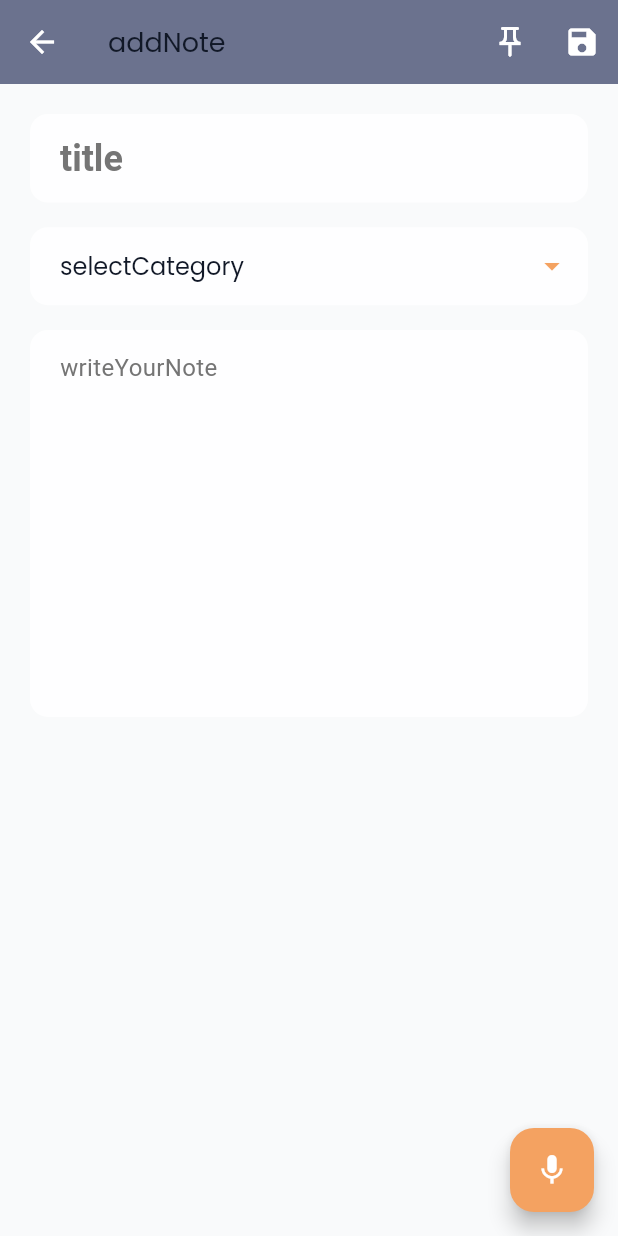
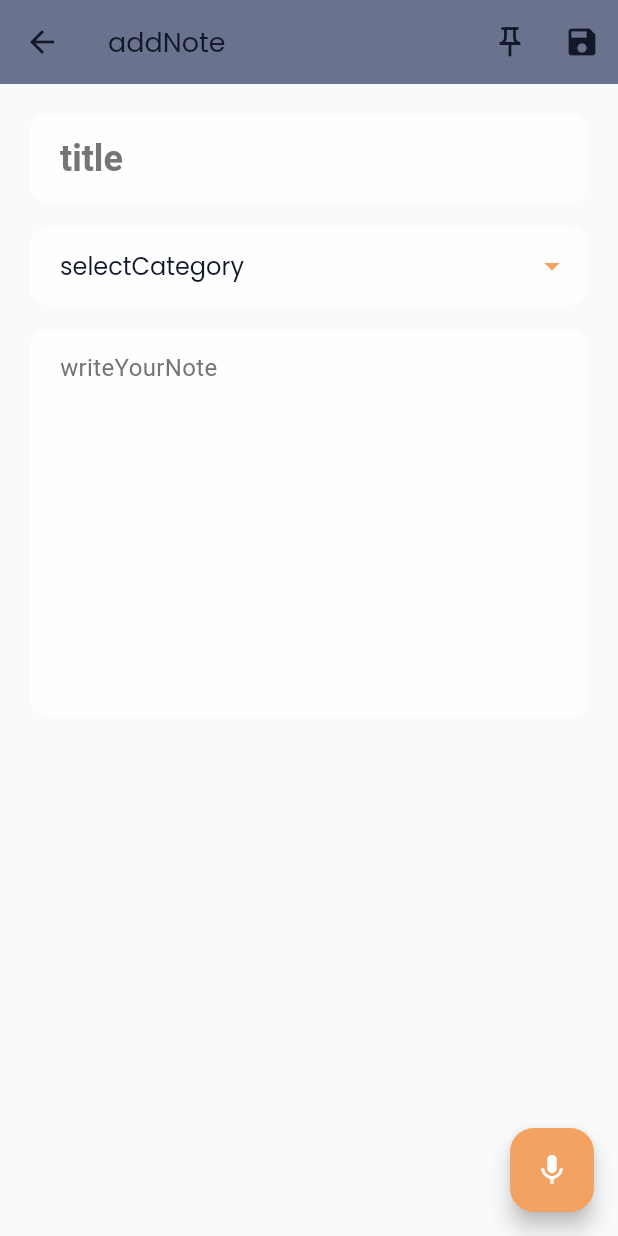
Before and after one commit to MoShehata7920/note, a Flutter app: the screen it shows after launch, after a tap on "addNote", on a phone screen of 412 x 824 dp. Run offline on Flutter 3.47's test engine with Material 3 defaults, Android fonts, the phone set to English and light mode, and no system bars; our stand-ins replace animated_text_kit, easy_localization, flutter_iconly, google_fonts, hive, hive_flutter and 3 more; missing offline and left inert: flutter_sound; accounts and stored records are empty.

Commit message:
settings screen

```diff
--- a/lib/core/theme/app_theme.dart
+++ b/lib/core/theme/app_theme.dart
@@ -17,6 +17,8 @@ class AppTheme {
     appBarTheme: const AppBarTheme(
       backgroundColor: primaryColor,
       foregroundColor: lightSurface,
+      iconTheme: IconThemeData(color: lightText),
+      actionsIconTheme: IconThemeData(color: lightText),
       elevation: 0,
     ),
     floatingActionButtonTheme: const FloatingActionButtonThemeData(
@@ -34,6 +36,7 @@ class AppTheme {
         fontWeight: FontWeight.bold,
         color: lightText,
       ),
+      bodyLarge: TextStyle(fontSize: 18, color: lightText),
       bodyMedium: TextStyle(fontSize: 16, color: lightText),
       bodySmall: TextStyle(fontSize: 12, color: Colors.grey),
     ),
@@ -59,6 +62,11 @@ class AppTheme {
       surface: lightSurface,
       onSurface: lightText,
       brightness: Brightness.light,
+      onPrimary: lightSurface,
+      onSecondary: lightText,
+    ),
+    dialogTheme: DialogThemeData(
+      backgroundColor: lightSurface.withValues(alpha: 0.95),
     ),
   );
 
@@ -69,6 +77,8 @@ class AppTheme {
     appBarTheme: const AppBarTheme(
       backgroundColor: primaryColor,
       foregroundColor: darkText,
+      iconTheme: IconThemeData(color: darkText),
+      actionsIconTheme: IconThemeData(color: darkText),
       elevation: 0,
     ),
     floatingActionButtonTheme: const FloatingActionButtonThemeData(
@@ -86,6 +96,7 @@ class AppTheme {
         fontWeight: FontWeight.bold,
         color: darkText,
       ),
+      bodyLarge: TextStyle(fontSize: 18, color: darkText),
       bodyMedium: TextStyle(fontSize: 16, color: darkText),
       bodySmall: TextStyle(fontSize: 12, color: Colors.grey),
     ),
@@ -107,10 +118,15 @@ class AppTheme {
     ),
     colorScheme: ColorScheme.fromSwatch().copyWith(
       primary: primaryColor,
+      onPrimary: darkText,
       secondary: secondaryColor,
+      onSecondary: darkText,
       surface: darkSurface,
       onSurface: darkText,
       brightness: Brightness.dark,
     ),
+    dialogTheme: DialogThemeData(
+      backgroundColor: darkSurface.withValues(alpha: 0.95),
+    ),
   );
 }
--- a/lib/core/utils/icons_manager.dart
+++ b/lib/core/utils/icons_manager.dart
@@ -28,4 +28,6 @@ class AppIcons {
   static const addNote = Icons.note_add;
   static const audio = IconlyBroken.voice;
   static const sort = Icons.sort;
+  static const lock = IconlyBroken.lock;
+  static const about = Icons.info;
 }
--- a/lib/core/utils/strings_manager.dart
+++ b/lib/core/utils/strings_manager.dart
@@ -41,6 +41,14 @@ class AppStrings {
   static const String settings = "settings";
   static const String darkMode = "darkMode";
   static const String language = "language";
+  static const String general = "general";
+  static const String security = "security";
+  static const String biometricAuth = "biometricAuth";
+  static const String authenticateToAccess = "authenticateToAccess";
+  static const String pleaseAuthenticate = "pleaseAuthenticate";
+  static const String tryAgain = "tryAgain";
+  static const String moreInfo = "moreInfo";
+  static const String aboutApp = "aboutApp";
 
   // Search Screen
   static const String noResultsFound = "noResultsFound";
--- a/lib/features/home/provider/home_provider.dart
+++ b/lib/features/home/provider/home_provider.dart
@@ -3,22 +3,26 @@ import 'package:shared_preferences/shared_preferences.dart';
 
 class HomeProvider with ChangeNotifier {
   bool _isGridView = true;
+  String _sortMode = 'date';
   static const String _viewModeKey = 'isGridView';
+  static const String _sortModeKey = 'sortMode';
 
   HomeProvider() {
-    _loadViewMode();
+    _loadPreferences();
   }
 
   bool get isGridView => _isGridView;
+  String get sortMode => _sortMode;
 
-  Future<void> _loadViewMode() async {
+  Future<void> _loadPreferences() async {
     try {
       final prefs = await SharedPreferences.getInstance();
       _isGridView = prefs.getBool(_viewModeKey) ?? true;
+      _sortMode = prefs.getString(_sortModeKey) ?? 'date';
       notifyListeners();
     } catch (e) {
       if (kDebugMode) {
-        print('Error loading view mode: $e');
+        print('Error loading preferences: $e');
       }
     }
   }
@@ -35,4 +39,17 @@ class HomeProvider with ChangeNotifier {
       }
     }
   }
+
+  Future<void> setSortMode(String sortMode) async {
+    try {
+      _sortMode = sortMode;
+      final prefs = await SharedPreferences.getInstance();
+      await prefs.setString(_sortModeKey, _sortMode);
+      notifyListeners();
+    } catch (e) {
+      if (kDebugMode) {
+        print('Error saving sort mode: $e');
+      }
+    }
+  }
 }
--- /dev/null
+++ b/lib/features/settings/presentation/auth_wrapper.dart
@@ -0,0 +1,90 @@
+import 'package:easy_localization/easy_localization.dart';
+import 'package:flutter/foundation.dart';
+import 'package:flutter/material.dart';
+import 'package:local_auth/local_auth.dart';
+import 'package:provider/provider.dart';
+
+import 'package:note/core/utils/icons_manager.dart';
+import 'package:note/core/utils/strings_manager.dart';
+import 'package:note/core/utils/utils.dart';
+import 'package:note/features/settings/presentation/provider/settings_provider.dart';
+
+class AuthWrapper extends StatefulWidget {
+  final Widget child;
+
+  const AuthWrapper({super.key, required this.child});
+
+  @override
+  State<AuthWrapper> createState() => _AuthWrapperState();
+}
+
+class _AuthWrapperState extends State<AuthWrapper> {
+  final LocalAuthentication _localAuth = LocalAuthentication();
+  bool _isAuthenticated = false;
+
+  @override
+  void initState() {
+    super.initState();
+    _authenticate();
+  }
+
+  Future<void> _authenticate() async {
+    final settingsProvider = Provider.of<SettingsProvider>(
+      context,
+      listen: false,
+    );
+    if (!settingsProvider.useBiometricAuth) {
+      setState(() => _isAuthenticated = true);
+      return;
+    }
+
+    try {
+      final canCheckBiometrics = await _localAuth.canCheckBiometrics;
+      final isDeviceSupported = await _localAuth.isDeviceSupported();
+      if (canCheckBiometrics && isDeviceSupported) {
+        final authenticated = await _localAuth.authenticate(
+          localizedReason: AppStrings.authenticateToAccess.tr(),
+          options: const AuthenticationOptions(biometricOnly: false),
+        );
+        setState(() => _isAuthenticated = authenticated);
+      } else {
+        setState(() => _isAuthenticated = true);
+      }
+    } catch (e) {
+      if (kDebugMode) {
+        print('Authentication error: $e');
+      }
+      setState(() => _isAuthenticated = true);
+    }
+  }
+
+  @override
+  Widget build(BuildContext context) {
+    return _isAuthenticated ? widget.child : _buildAuthScreen();
+  }
+
+  Widget _buildAuthScreen() {
+    Size size = Utils(context).screenSize;
+
+    return Scaffold(
+      body: Center(
+        child: Column(
+          mainAxisAlignment: MainAxisAlignment.center,
+          children: [
+            const Icon(AppIcons.lock, size: 80, color: Colors.grey),
+            SizedBox(height: size.height * 0.02),
+            Text(
+              AppStrings.pleaseAuthenticate.tr(),
+              style: const TextStyle(fontSize: 20, fontWeight: FontWeight.bold),
+            ),
+            SizedBox(height: size.height * 0.02),
+            ElevatedButton(
+              onPressed: _authenticate,
+              child: Text(AppStrings.tryAgain.tr()),
+            ),
+          ],
+        ),
+      ),
+    );
+  }
+}
--- a/lib/main.dart
+++ b/lib/main.dart
@@ -10,6 +10,7 @@ import 'package:note/features/home/provider/home_provider.dart';
 import 'package:note/features/notes/data/note_model.dart';
 import 'package:note/features/notes/presentation/provider/audio_provider.dart';
 import 'package:note/features/notes/presentation/provider/note_provider.dart';
+import 'package:note/features/settings/presentation/auth_wrapper.dart';
 import 'package:note/features/settings/presentation/provider/settings_provider.dart';
 
 void main() async {
@@ -52,7 +53,10 @@ class MyApp extends StatelessWidget {
             onGenerateRoute: RouteGenerator.getRoute,
             localizationsDelegates: context.localizationDelegates,
             supportedLocales: context.supportedLocales,
-            locale: context.locale,
+            locale: settingsProvider.locale,
+            builder: (context, child) {
+              return AuthWrapper(child: child!);
+            },
           );
         },
       ),
--- a/pubspec.yaml
+++ b/pubspec.yaml
@@ -35,6 +35,7 @@ dependencies:
     sdk: flutter
   flutter_iconly: ^1.0.2
   flutter_sound: ^9.28.0
+  flutter_staggered_grid_view: ^0.7.0
   google_fonts: ^6.2.1
   hive: ^2.2.3
   hive_flutter: ^1.1.0
@@ -45,7 +46,6 @@ dependencies:
   provider: ^6.1.4
   shared_preferences: ^2.5.3
   uuid: ^4.5.1
-  flutter_staggered_grid_view: ^0.7.0
 
 dev_dependencies:
   build_runner: ^2.4.15
```
Also changed, not shown: assets/translation/ar.json (+10 -2 lines), assets/translation/en.json (+10 -2 lines), lib/features/home/home.dart (+39 -36 lines), lib/features/settings/presentation/provider/settings_provider.dart (+42 -1 lines), lib/features/settings/presentation/settings_screen.dart (+121 -15 lines), 3 other files.
